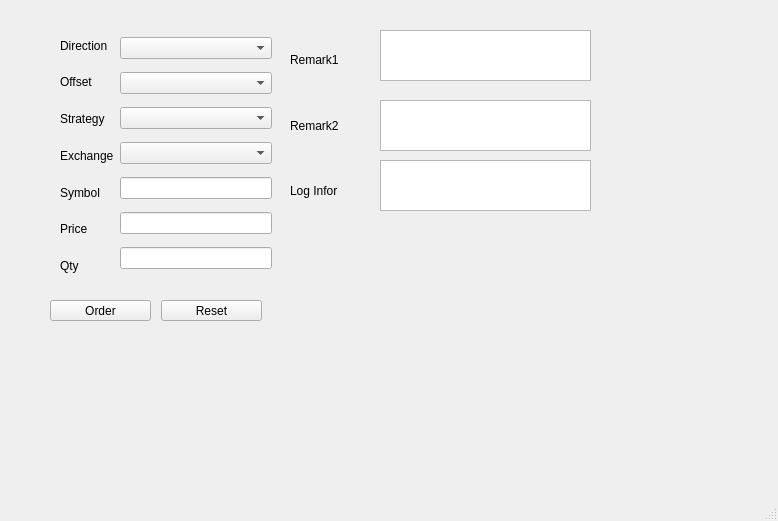
First picture: the form in ManualLog/ManualOrder/orderform.ui, repository handsomehu/CppWorkStream, before the edit.
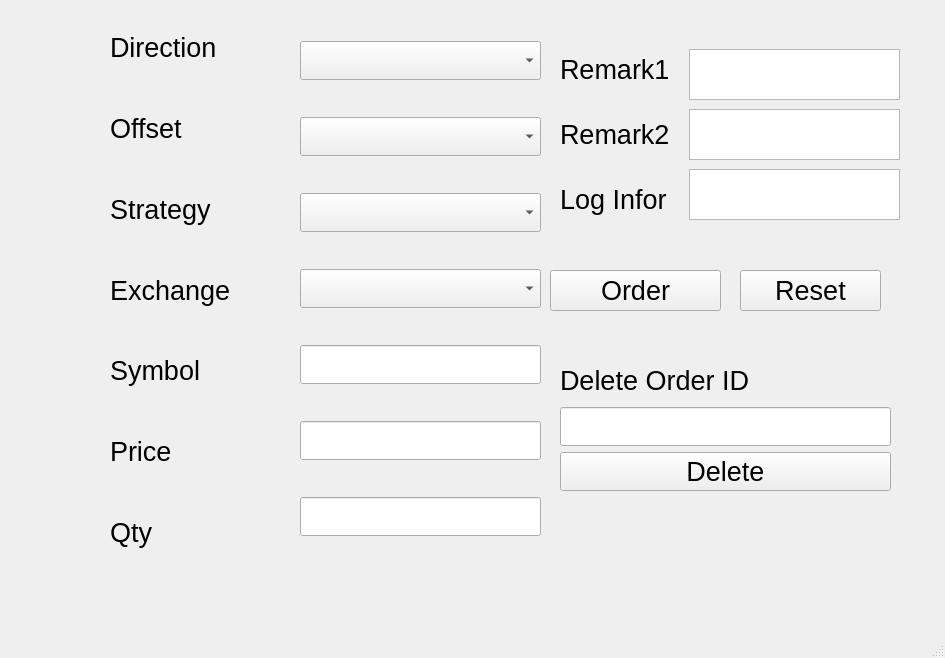
Second picture: the form after the edit.

```diff
--- a/ManualLog/ManualOrder/orderform.ui
+++ b/ManualLog/ManualOrder/orderform.ui
@@ -6,8 +6,8 @@
    <rect>
     <x>0</x>
     <y>0</y>
-    <width>778</width>
-    <height>521</height>
+    <width>945</width>
+    <height>658</height>
    </rect>
   </property>
   <property name="windowTitle">
@@ -17,12 +17,17 @@
    <widget class="QPushButton" name="pb_order">
     <property name="geometry">
      <rect>
-      <x>50</x>
-      <y>300</y>
-      <width>101</width>
-      <height>21</height>
+      <x>550</x>
+      <y>270</y>
+      <width>171</width>
+      <height>41</height>
      </rect>
     </property>
+    <property name="font">
+     <font>
+      <pointsize>20</pointsize>
+     </font>
+    </property>
     <property name="text">
      <string>Order</string>
     </property>
@@ -30,22 +35,32 @@
    <widget class="QTextEdit" name="te_rmk1">
     <property name="geometry">
      <rect>
-      <x>380</x>
-      <y>30</y>
+      <x>689</x>
+      <y>49</y>
       <width>211</width>
       <height>51</height>
      </rect>
     </property>
+    <property name="font">
+     <font>
+      <pointsize>20</pointsize>
+     </font>
+    </property>
    </widget>
    <widget class="QPushButton" name="pb_reset">
     <property name="geometry">
      <rect>
-      <x>161</x>
-      <y>300</y>
-      <width>101</width>
-      <height>21</height>
+      <x>740</x>
+      <y>270</y>
+      <width>141</width>
+      <height>41</height>
      </rect>
     </property>
+    <property name="font">
+     <font>
+      <pointsize>20</pointsize>
+     </font>
+    </property>
     <property name="text">
      <string>Reset</string>
     </property>
@@ -53,17 +68,27 @@
    <widget class="QWidget" name="layoutWidget">
     <property name="geometry">
      <rect>
-      <x>60</x>
-      <y>30</y>
-      <width>212</width>
-      <height>251</height>
+      <x>110</x>
+      <y>10</y>
+      <width>181</width>
+      <height>560</height>
      </rect>
     </property>
+    <property name="font">
+     <font>
+      <pointsize>20</pointsize>
+     </font>
+    </property>
     <layout class="QHBoxLayout" name="horizontalLayout">
      <item>
       <layout class="QVBoxLayout" name="verticalLayout_2">
        <item>
         <widget class="QLabel" name="label_dir">
+         <property name="font">
+          <font>
+           <pointsize>20</pointsize>
+          </font>
+         </property>
          <property name="text">
           <string>Direction</string>
          </property>
@@ -71,6 +96,11 @@
        </item>
        <item>
         <widget class="QLabel" name="label_offset">
+         <property name="font">
+          <font>
+           <pointsize>20</pointsize>
+          </font>
+         </property>
          <property name="text">
           <string>Offset</string>
          </property>
@@ -78,6 +108,11 @@
        </item>
        <item>
         <widget class="QLabel" name="label_strg">
+         <property name="font">
+          <font>
+           <pointsize>20</pointsize>
+          </font>
+         </property>
          <property name="text">
           <string>Strategy</string>
          </property>
@@ -85,6 +120,11 @@
        </item>
        <item>
         <widget class="QLabel" name="label_exch">
+         <property name="font">
+          <font>
+           <pointsize>20</pointsize>
+          </font>
+         </property>
          <property name="text">
           <string>Exchange</string>
          </property>
@@ -92,6 +132,11 @@
        </item>
        <item>
         <widget class="QLabel" name="label_symbol">
+         <property name="font">
+          <font>
+           <pointsize>20</pointsize>
+          </font>
+         </property>
          <property name="text">
           <string>Symbol</string>
          </property>
@@ -99,6 +144,11 @@
        </item>
        <item>
         <widget class="QLabel" name="label_price">
+         <property name="font">
+          <font>
+           <pointsize>20</pointsize>
+          </font>
+         </property>
          <property name="text">
           <string>Price</string>
          </property>
@@ -106,6 +156,11 @@
        </item>
        <item>
         <widget class="QLabel" name="label_qty">
+         <property name="font">
+          <font>
+           <pointsize>20</pointsize>
+          </font>
+         </property>
          <property name="text">
           <string>Qty</string>
          </property>
@@ -113,81 +168,228 @@
        </item>
       </layout>
      </item>
-     <item>
-      <layout class="QVBoxLayout" name="verticalLayout">
-       <item>
-        <widget class="QComboBox" name="cb_Dir"/>
-       </item>
-       <item>
-        <widget class="QComboBox" name="cb_offset"/>
-       </item>
-       <item>
-        <widget class="QComboBox" name="cb_strg"/>
-       </item>
-       <item>
-        <widget class="QComboBox" name="cb_exch"/>
-       </item>
-       <item>
-        <widget class="QLineEdit" name="le_symbol"/>
-       </item>
-       <item>
-        <widget class="QLineEdit" name="le_price"/>
-       </item>
-       <item>
-        <widget class="QLineEdit" name="le_qty"/>
-       </item>
-      </layout>
-     </item>
     </layout>
    </widget>
    <widget class="QTextEdit" name="te_rmk2">
     <property name="geometry">
      <rect>
-      <x>380</x>
-      <y>100</y>
+      <x>689</x>
+      <y>109</y>
       <width>211</width>
       <height>51</height>
      </rect>
     </property>
+    <property name="font">
+     <font>
+      <pointsize>20</pointsize>
+     </font>
+    </property>
    </widget>
    <widget class="QTextEdit" name="te_log">
     <property name="geometry">
      <rect>
-      <x>380</x>
-      <y>160</y>
+      <x>689</x>
+      <y>169</y>
       <width>211</width>
       <height>51</height>
      </rect>
     </property>
+    <property name="font">
+     <font>
+      <pointsize>20</pointsize>
+     </font>
+    </property>
    </widget>
-   <widget class="QWidget" name="">
+   <widget class="QWidget" name="layoutWidget">
     <property name="geometry">
      <rect>
-      <x>290</x>
-      <y>30</y>
-      <width>82</width>
+      <x>549</x>
+      <y>49</y>
+      <width>131</width>
       <height>191</height>
      </rect>
     </property>
-    <layout class="QVBoxLayout" name="verticalLayout_3">
+    <property name="font">
+     <font>
+      <pointsize>20</pointsize>
+     </font>
+    </property>
+    <layout class="QVBoxLayout" name="verticalLayout_3"/>
+   </widget>
+   <widget class="QLabel" name="label_rmk2">
+    <property name="geometry">
+     <rect>
+      <x>560</x>
+      <y>105</y>
+      <width>112</width>
+      <height>59</height>
+     </rect>
+    </property>
+    <property name="font">
+     <font>
+      <pointsize>20</pointsize>
+     </font>
+    </property>
+    <property name="text">
+     <string>Remark2</string>
+    </property>
+   </widget>
+   <widget class="QLabel" name="label_log">
+    <property name="geometry">
+     <rect>
+      <x>560</x>
+      <y>170</y>
+      <width>112</width>
+      <height>59</height>
+     </rect>
+    </property>
+    <property name="font">
+     <font>
+      <pointsize>20</pointsize>
+     </font>
+    </property>
+    <property name="text">
+     <string>Log Infor</string>
+    </property>
+   </widget>
+   <widget class="QLabel" name="label_rmk1">
+    <property name="geometry">
+     <rect>
+      <x>560</x>
+      <y>40</y>
+      <width>112</width>
+      <height>59</height>
+     </rect>
+    </property>
+    <property name="font">
+     <font>
+      <pointsize>20</pointsize>
+     </font>
+    </property>
+    <property name="text">
+     <string>Remark1</string>
+    </property>
+   </widget>
+   <widget class="QWidget" name="">
+    <property name="geometry">
+     <rect>
+      <x>300</x>
+      <y>10</y>
+      <width>241</width>
+      <height>558</height>
+     </rect>
+    </property>
+    <property name="font">
+     <font>
+      <pointsize>20</pointsize>
+     </font>
+    </property>
+    <layout class="QVBoxLayout" name="verticalLayout">
      <item>
-      <widget class="QLabel" name="label_rmk1">
-       <property name="text">
-        <string>Remark1</string>
+      <widget class="QComboBox" name="cb_Dir">
+       <property name="font">
+        <font>
+         <pointsize>20</pointsize>
+        </font>
        </property>
       </widget>
      </item>
      <item>
-      <widget class="QLabel" name="label_rmk2">
-       <property name="text">
-        <string>Remark2</string>
+      <widget class="QComboBox" name="cb_offset">
+       <property name="font">
+        <font>
+         <pointsize>20</pointsize>
+        </font>
        </property>
       </widget>
      </item>
      <item>
-      <widget class="QLabel" name="label_log">
+      <widget class="QComboBox" name="cb_strg">
+       <property name="font">
+        <font>
+         <pointsize>20</pointsize>
+        </font>
+       </property>
+      </widget>
+     </item>
+     <item>
+      <widget class="QComboBox" name="cb_exch">
+       <property name="font">
+        <font>
+         <pointsize>20</pointsize>
+        </font>
+       </property>
+      </widget>
+     </item>
+     <item>
+      <widget class="QLineEdit" name="le_symbol">
+       <property name="font">
+        <font>
+         <pointsize>20</pointsize>
+        </font>
+       </property>
+      </widget>
+     </item>
+     <item>
+      <widget class="QLineEdit" name="le_price">
+       <property name="font">
+        <font>
+         <pointsize>20</pointsize>
+        </font>
+       </property>
+      </widget>
+     </item>
+     <item>
+      <widget class="QLineEdit" name="le_qty">
+       <property name="font">
+        <font>
+         <pointsize>20</pointsize>
+        </font>
+       </property>
+      </widget>
+     </item>
+    </layout>
+   </widget>
+   <widget class="QWidget" name="gridLayoutWidget">
+    <property name="geometry">
+     <rect>
+      <x>560</x>
+      <y>360</y>
+      <width>331</width>
+      <height>131</height>
+     </rect>
+    </property>
+    <layout class="QGridLayout" name="gridLayout">
+     <item row="2" column="0">
+      <widget class="QLineEdit" name="le_del">
+       <property name="font">
+        <font>
+         <pointsize>20</pointsize>
+        </font>
+       </property>
+      </widget>
+     </item>
+     <item row="1" column="0">
+      <widget class="QLabel" name="label_del">
+       <property name="font">
+        <font>
+         <pointsize>20</pointsize>
+        </font>
+       </property>
        <property name="text">
-        <string>Log Infor</string>
+        <string>Delete Order ID</string>
+       </property>
+      </widget>
+     </item>
+     <item row="3" column="0">
+      <widget class="QPushButton" name="pb_del">
+       <property name="font">
+        <font>
+         <pointsize>20</pointsize>
+        </font>
+       </property>
+       <property name="text">
+        <string>Delete</string>
        </property>
       </widget>
      </item>
```
Left out of the diff: 2 changed lines with no effect on the pictures.
